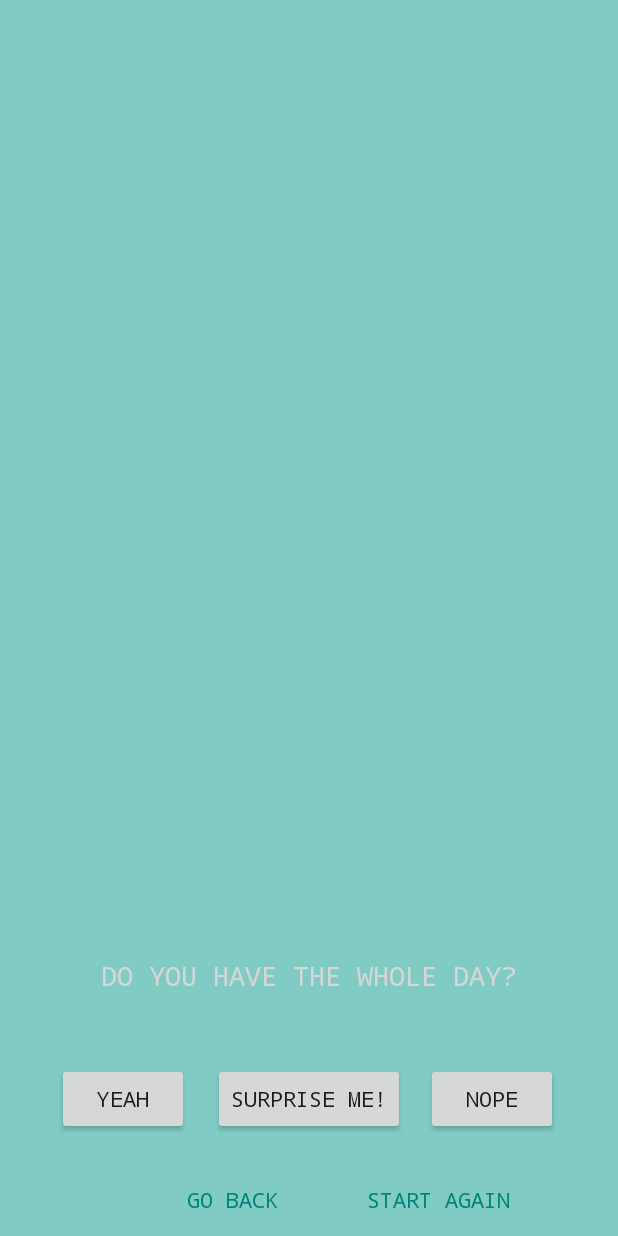
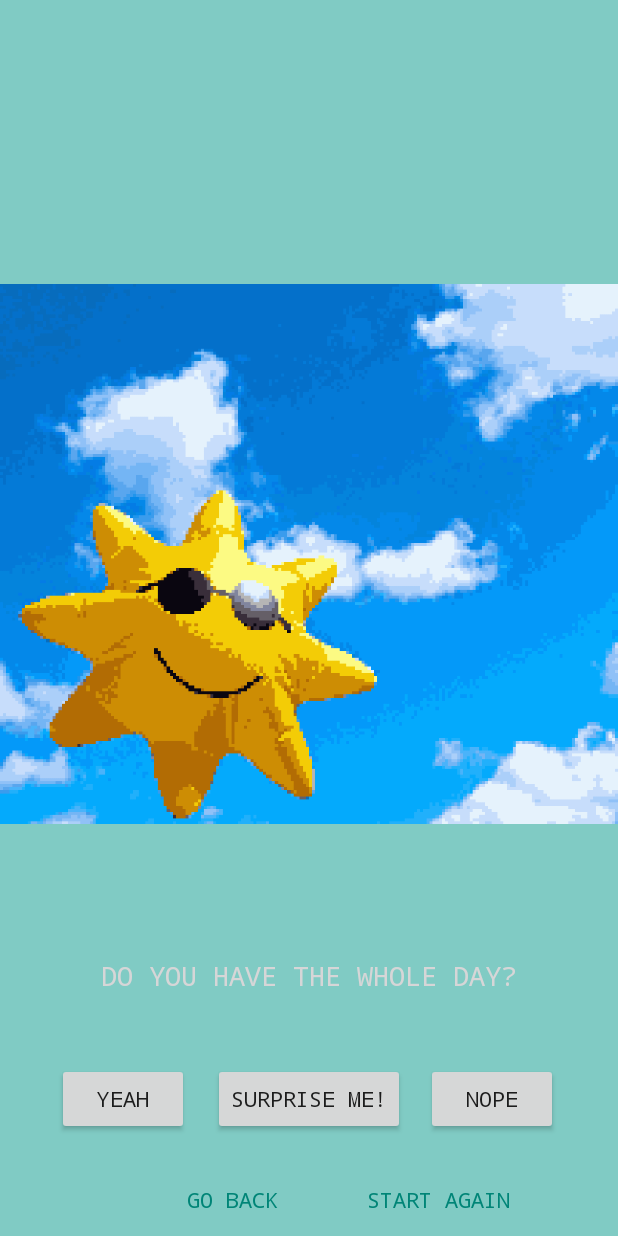
Before and after one commit to Jennandon/QueueAndEh, an Android app: the screen it shows after launch (DecisionActivity), after a tap on "YEAH", on a phone screen of 412 x 824 dp. Run offline under Robolectric (Android 15) with nearby library versions, the phone set to English and light mode, and no system bars.

Commit message:
images now working

```diff
--- a/app/src/main/java/com/example/jennandon/queueandeh/Decision/Decision.java
+++ b/app/src/main/java/com/example/jennandon/queueandeh/Decision/Decision.java
@@ -22,7 +22,7 @@ public class Decision {
     private Integer yesSubdecision;
     private Integer noSubdecision;
     private String soundPath;
-    private Drawable imagePath;
+    private String imagePath;
     private List<String> resources;
 
     public Decision(){
@@ -77,11 +77,11 @@ public class Decision {
         this.soundPath = soundPath;
     }
 
-    public Drawable getImagePath() {
+    public String getImagePath() {
         return imagePath;
     }
 
-    public void setImagePath(Drawable imagePath) {
+    public void setImagePath(String imagePath) {
         this.imagePath = imagePath;
     }
 
--- a/app/src/main/java/com/example/jennandon/queueandeh/DecisionActivity.java
+++ b/app/src/main/java/com/example/jennandon/queueandeh/DecisionActivity.java
@@ -33,11 +33,14 @@ public class DecisionActivity extends Activity {
     protected void setDecisionFields() {
         currentDecision = DecisionTree.getInstance().getFirstDecision();
 
+        // display the current decision's text
         TextView decisionTextView = (TextView) findViewById(R.id.decisionText);
         decisionTextView.setText(currentDecision.getText());
 
-         ImageView decisionImageView = (ImageView) findViewById(R.id.decision_image);
-         decisionImageView.setImageDrawable(currentDecision.getImagePath());
+        // display the current decision's image
+        ImageView decisionImageView = (ImageView) findViewById(R.id.decision_image);
+        String variableValue = currentDecision.getImagePath();
+        decisionImageView.setImageResource(getResources().getIdentifier(variableValue, "drawable", getPackageName()));
     }
 
 
--- a/app/src/main/java/com/example/jennandon/queueandeh/Utils/Parser.java
+++ b/app/src/main/java/com/example/jennandon/queueandeh/Utils/Parser.java
@@ -92,26 +92,26 @@ public class Parser{
                 String name = parser.getName();
 
                 if (name.equals("text")) {
-                    decision.setText(readTextField(parser, "text"));
+                    decision.setText(readTextField(parser));
                     System.out.println(decision.getText());
 
                 } else if (name.equals("picture")) {
-                    decision.setImagePath(Drawable.createFromPath(readTextField(parser, "picture")));
+                    decision.setImagePath(readTextField(parser));
                     System.out.println(decision.getImagePath());
 
                 } else if (name.equals("sound")) {
-                    decision.setSoundPath(readTextField(parser, "sound"));
+                    decision.setSoundPath(readTextField(parser));
                     System.out.println(decision.getSoundPath());
 
                 } else if (name.equals("resources")) {
-                    readTextField(parser, "resources");
+                    readTextField(parser);
 
                 }else if (name.equals("yes_child_id")) {
-                    decision.setYesSubdecision(Integer.parseInt(readTextField(parser, "yes_child_id")));
+                    decision.setYesSubdecision(Integer.parseInt(readTextField(parser)));
                 }
 
                 else if (name.equals("no_child_id")) {
-                    decision.setYesSubdecision(Integer.parseInt(readTextField(parser, "no_child_id")));
+                    decision.setYesSubdecision(Integer.parseInt(readTextField(parser)));
                 }
                 else{
                     skip(parser);
@@ -120,14 +120,7 @@ public class Parser{
             return decision;
         }
 
-        private String readTextField(XmlPullParser parser, String tag) throws IOException, XmlPullParserException {
-            parser.require(XmlPullParser.START_TAG, ns, tag);
-            String subDecisionText = readTextField(parser);
-            parser.require(XmlPullParser.END_TAG, ns, tag);
-            return subDecisionText;
-        }
-
-        // For the tags title and summary, extracts their text values.
+        // For the tags of the decision, extracts their text values.
         private String readTextField(XmlPullParser parser) throws IOException, XmlPullParserException {
             String result = "";
             if (parser.next() == XmlPullParser.TEXT) {
```
Also changed, not shown: app/src/main/res/raw/decisiontreexml.xml (+8 -8 lines), app/src/main/res/drawable-hdpi/sunshine.png (added), 7 other files.
